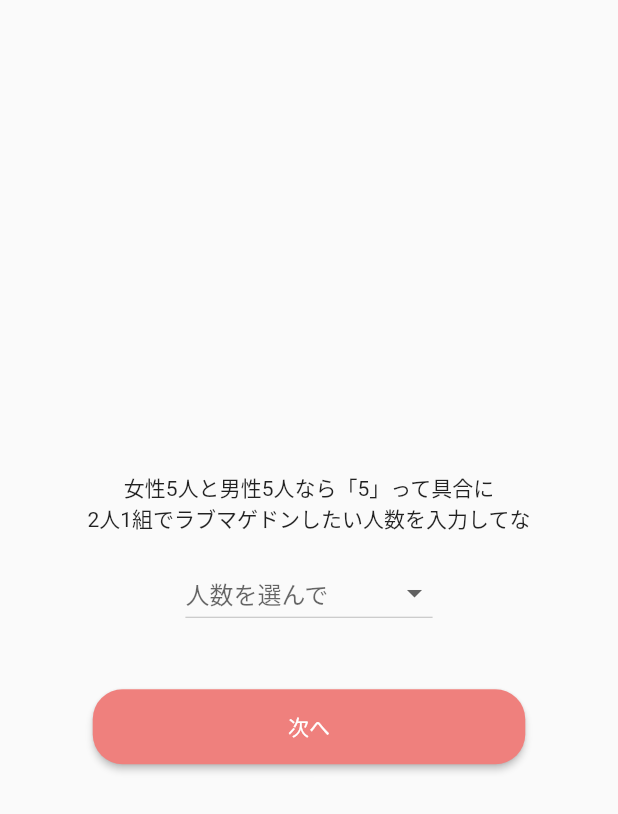
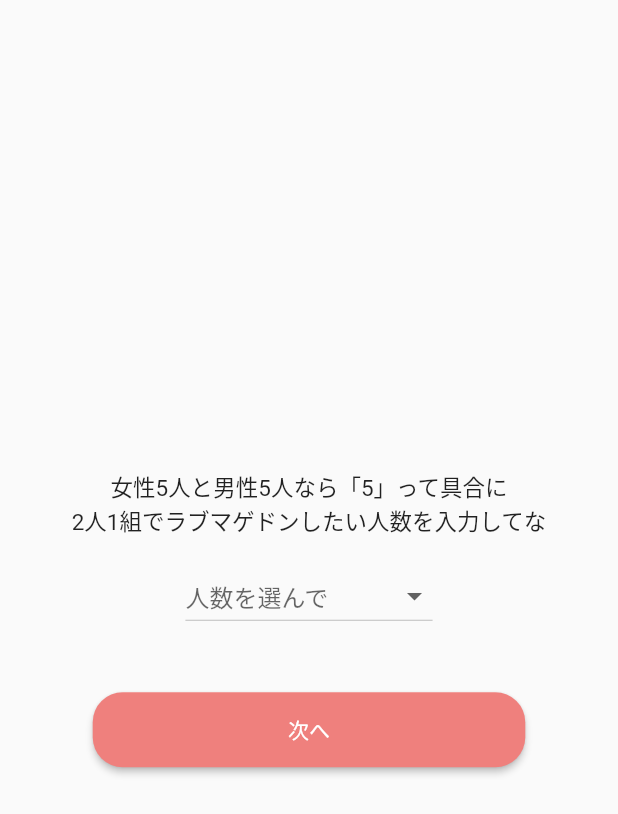
Before and after one commit to gentixyann/lovemageddon, a Flutter app: the screen it shows after launch, on a phone screen of 412 x 824 dp. Shown: the top 814 px of the screen. Run offline on Flutter 3.47's test engine with Material 2 defaults, Android fonts, the phone set to English and light mode, and no system bars; our stand-ins replace flutter_riverpod, google_fonts.

Commit message:
font sizeを変更

```diff
--- a/lib/features/final/final_screen.dart
+++ b/lib/features/final/final_screen.dart
@@ -19,7 +19,9 @@ class FinalScreen extends ConsumerWidget {
         child: Column(
           mainAxisSize: MainAxisSize.min,
           children: [
-            const Text('お疲れ様でした！'),
+            const Text(
+              'お疲れ様でした！',
+            ),
             const Text('カップル成立した？'),
             const Text('成立した方々はぜひラブマゲドンして来てね！'),
             const SizedBox(
--- a/lib/main.dart
+++ b/lib/main.dart
@@ -21,14 +21,22 @@ class MyApp extends StatelessWidget {
         // primarySwatch: Colors.blue,
         primaryColor: Colors.amber[300],
         elevatedButtonTheme: ElevatedButtonThemeData(
-            style: ElevatedButton.styleFrom(
-          backgroundColor: const Color.fromRGBO(239, 128, 125, 1),
-          minimumSize: const Size(double.infinity, 50),
-          shape: RoundedRectangleBorder(
-            borderRadius: BorderRadius.circular(20),
+          style: ElevatedButton.styleFrom(
+            backgroundColor: const Color.fromRGBO(239, 128, 125, 1),
+            minimumSize: const Size(double.infinity, 50),
+            shape: RoundedRectangleBorder(
+              borderRadius: BorderRadius.circular(20),
+            ),
           ),
-        )),
-        textTheme: GoogleFonts.kosugiMaruTextTheme(),
+        ),
+        textTheme: GoogleFonts.kosugiMaruTextTheme(
+          const TextTheme(
+            bodyText2: TextStyle(
+              fontSize: 15,
+              height: 1.5,
+            ),
+          ),
+        ),
       ),
       home: const NumberMembersScreen(),
     );
```
